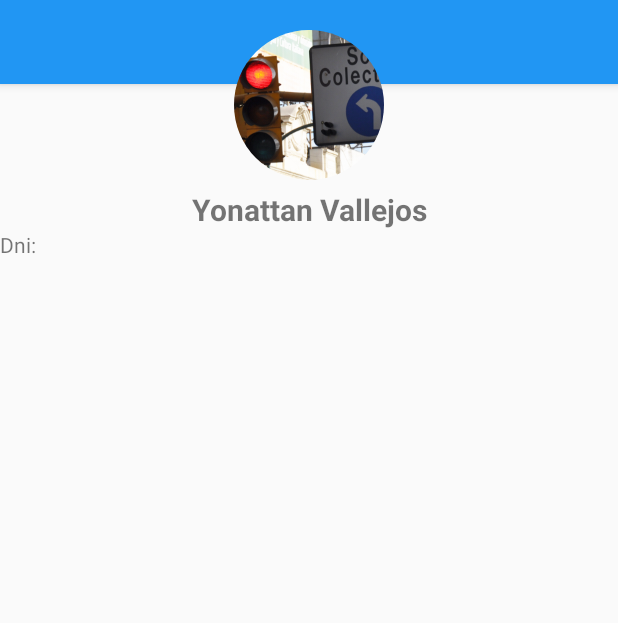
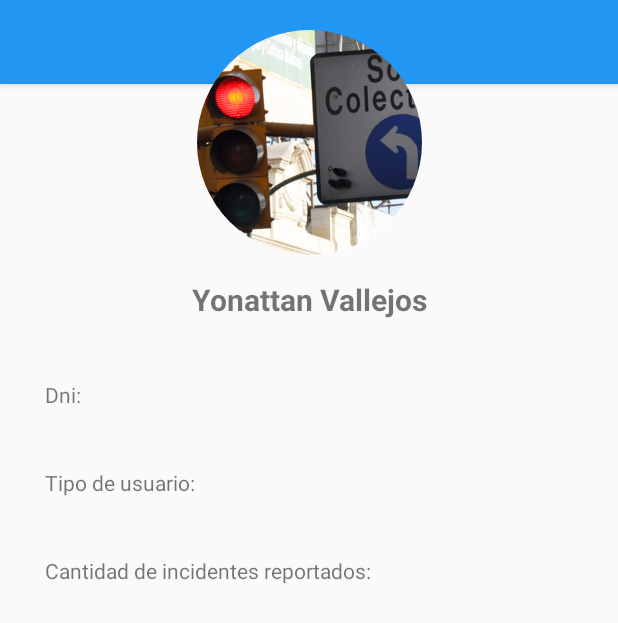
Before and after one commit to YONATTANVA/DINCI-APP, an Android app: the layout fragment_profile.xml on its own in the app's theme, with its tools: preview values and no code run, on a phone screen of 412 x 824 dp. Shown: the top 623 px of the screen. Run offline under Robolectric (Android 15) with nearby library versions, the phone set to English and light mode, and no system bars; network calls fail.

Commit message:
Adaptadores para Incident y Citizen
ultimas conexiones con el API

```diff
--- a/app/src/main/java/com/oldspace/starcraftnet/LoginActivity.java
+++ b/app/src/main/java/com/oldspace/starcraftnet/LoginActivity.java
@@ -6,11 +6,9 @@ import android.support.v7.app.AppCompatActivity;
 import android.os.Bundle;
 import android.view.View;
 import android.widget.Button;
-import android.widget.EditText;
 import android.widget.TextView;
-import android.widget.Toast;
 
-import com.oldspace.starcraftnet.adapter.AdapterCitizen;
+import com.oldspace.starcraftnet.adapter.CitizenAdapter;
 import com.oldspace.starcraftnet.view.CreateAccountActivity;
 
 
@@ -23,7 +21,7 @@ public class LoginActivity extends AppCompatActivity {
         super.onCreate(savedInstanceState);
         setContentView(R.layout.activity_login);
 
-        final AdapterCitizen adapterCitizen = new AdapterCitizen(this);
+        final CitizenAdapter adapterCitizen = new CitizenAdapter(this);
 
         //evento para el login
         Button btnLogin = (Button) findViewById(R.id.btnLogin);
--- a/app/src/main/java/com/oldspace/starcraftnet/adapter/IncidentRecyclerView.java
+++ b/app/src/main/java/com/oldspace/starcraftnet/adapter/IncidentRecyclerViewAdapter.java
@@ -22,13 +22,13 @@ import java.util.ArrayList;
 
 //esta clase se encarga de la lista, reciclar
     //como parametro se pasa un arreglo de vistas de cardView, es decir su clase interna
-public class IncidentRecyclerView extends RecyclerView.Adapter<IncidentRecyclerView.IncidentViewHolder>{
+public class IncidentRecyclerViewAdapter extends RecyclerView.Adapter<IncidentRecyclerViewAdapter.IncidentViewHolder>{
 
     private ArrayList<Incident> incidents;
     private int resource;// el recurso layout cardview(xml)
     private Activity activity;//la actividad desde donde se llama la clase.
 
-    public IncidentRecyclerView(ArrayList<Incident> incidents, int resources, Activity activity) {
+    public IncidentRecyclerViewAdapter(ArrayList<Incident> incidents, int resources, Activity activity) {
         this.incidents = incidents;
         this.resource = resources;
         this.activity = activity;
--- a/app/src/main/java/com/oldspace/starcraftnet/view/CreateAccountActivity.java
+++ b/app/src/main/java/com/oldspace/starcraftnet/view/CreateAccountActivity.java
@@ -10,7 +10,7 @@ import android.widget.Button;
 import com.oldspace.starcraftnet.R;
 import com.oldspace.starcraftnet.model.Citizen;
 
-import com.oldspace.starcraftnet.adapter.AdapterCitizen;
+import com.oldspace.starcraftnet.adapter.CitizenAdapter;
 
 public class CreateAccountActivity extends AppCompatActivity {
 
@@ -23,7 +23,7 @@ public class CreateAccountActivity extends AppCompatActivity {
         showToolbar(getResources().getString(R.string.toolbar_tittle_createaccount),true);
 
         //Evento crear nuevo usuario
-        final AdapterCitizen adapterCitizen = new AdapterCitizen(this);
+        final CitizenAdapter adapterCitizen = new CitizenAdapter(this);
         Button btnNewAccount = (Button) findViewById(R.id.btnNewAccount);
         btnNewAccount.setOnClickListener(new View.OnClickListener() {
             @Override
--- a/app/src/main/res/layout/fragment_home.xml
+++ b/app/src/main/res/layout/fragment_home.xml
@@ -29,6 +29,7 @@
         android:layout_height="wrap_content"
         android:layout_gravity="bottom|end"
         android:layout_margin="@dimen/fab_margin"
-        android:src="@drawable/plus" />
+        android:src="@drawable/plus"
+        android:elevation="10dp"/>
 
 </android.support.design.widget.CoordinatorLayout>
--- a/app/src/main/res/layout/fragment_profile.xml
+++ b/app/src/main/res/layout/fragment_profile.xml
@@ -31,7 +31,10 @@
             android:layout_width="match_parent"
             android:layout_height="match_parent"
             android:orientation="vertical"
-            android:layout_marginTop="70dp">
+            android:layout_marginTop="130dp"
+            android:layout_marginRight="30dp"
+            android:layout_marginLeft="30dp">
+
             <TextView
                 android:id="@+id/lblNameCitizen"
                 android:layout_width="match_parent"
@@ -39,7 +42,8 @@
                 android:textSize="20sp"
                 android:text="Yonattan Vallejos"
                 android:textStyle="bold"
-                android:gravity="center"/>
+                android:gravity="center"
+                android:layout_marginBottom="40dp"/>
             <TextView
                 android:layout_width="match_parent"
                 android:layout_height="wrap_content"
@@ -47,13 +51,32 @@
             <TextView
                 android:id="@+id/lblDniCitizen"
                 android:layout_width="match_parent"
-                android:layout_height="wrap_content"/>
+                android:layout_height="wrap_content"
+                android:layout_marginBottom="20dp"/>
+            <TextView
+                android:layout_width="match_parent"
+                android:layout_height="wrap_content"
+                android:text="Tipo de usuario:"/>
+            <TextView
+                android:id="@+id/lblTypeCitizen"
+                android:layout_width="match_parent"
+                android:layout_height="wrap_content"
+                android:layout_marginBottom="20dp"/>
+            <TextView
+                android:layout_width="match_parent"
+                android:layout_height="wrap_content"
+                android:text="Cantidad de incidentes reportados:"/>
+            <TextView
+                android:id="@+id/lblCountIncidents"
+                android:layout_width="match_parent"
+                android:layout_height="wrap_content"
+                android:layout_marginBottom="20dp"/>
         </LinearLayout>
     </android.support.v4.widget.NestedScrollView>
     <de.hdodenhof.circleimageview.CircleImageView
         android:id="@+id/imgCircle"
-        android:layout_width="100dp"
-        android:layout_height="100dp"
+        android:layout_width="150dp"
+        android:layout_height="150dp"
         android:src="@drawable/incidentedafault"
         app:layout_anchor="@id/appBar"
         app:layout_anchorGravity="center"
--- a/app/src/main/res/layout/view_cardview.xml
+++ b/app/src/main/res/layout/view_cardview.xml
@@ -15,7 +15,8 @@
             android:id="@+id/cardImage"
             android:layout_width="match_parent"
             android:layout_height="match_parent"
-            android:background="@drawable/incidentedafault"/>
+            android:background="@drawable/incidentedafault"
+            android:scaleType="centerCrop"/>
         <LinearLayout
             android:layout_width="match_parent"
             android:layout_height="wrap_content"
```
Also changed, not shown: app/src/main/java/com/oldspace/starcraftnet/adapter/CitizenAdapter.java (renamed from app/src/main/java/com/oldspace/starcraftnet/adapter/AdapterCitizen.java, +31 -5 lines), app/src/main/java/com/oldspace/starcraftnet/adapter/IncidentAdapter.java (added, +180 -0 lines), app/src/main/java/com/oldspace/starcraftnet/view/fragment/HomeFragment.java (+13 -15 lines), app/src/main/res/layout/activity_card_view_detail.xml (+5 -3 lines).
